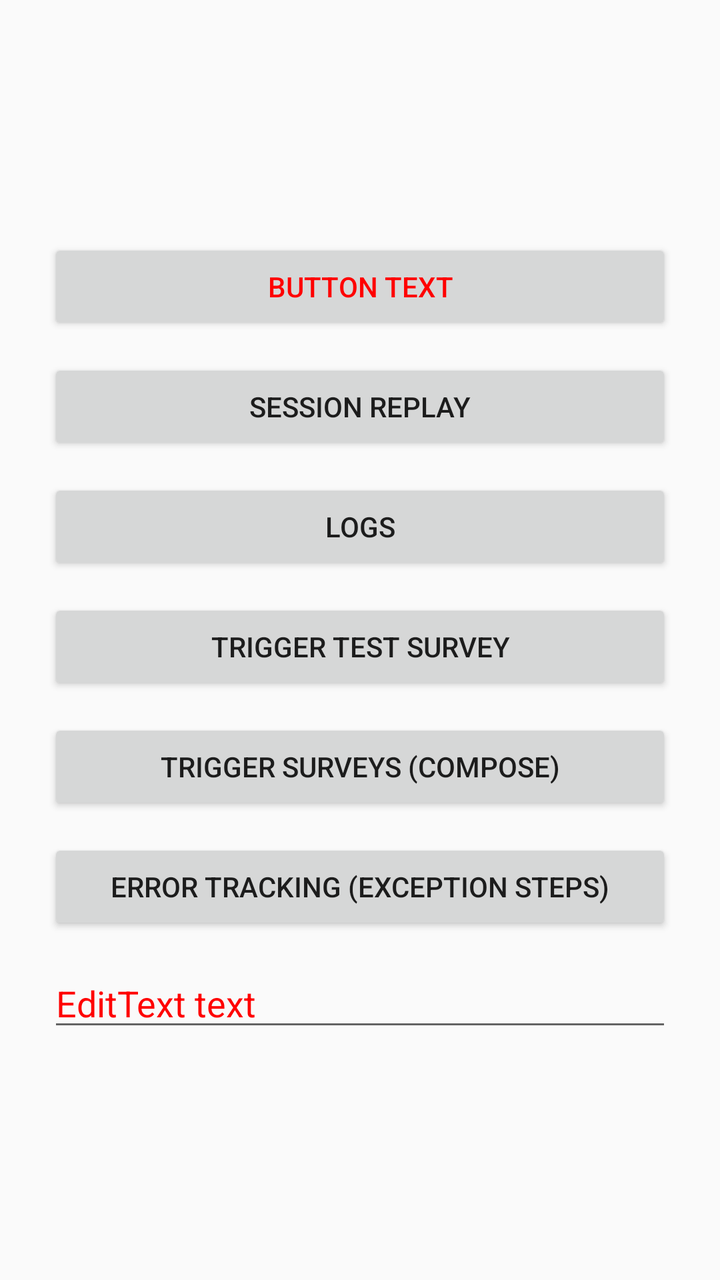
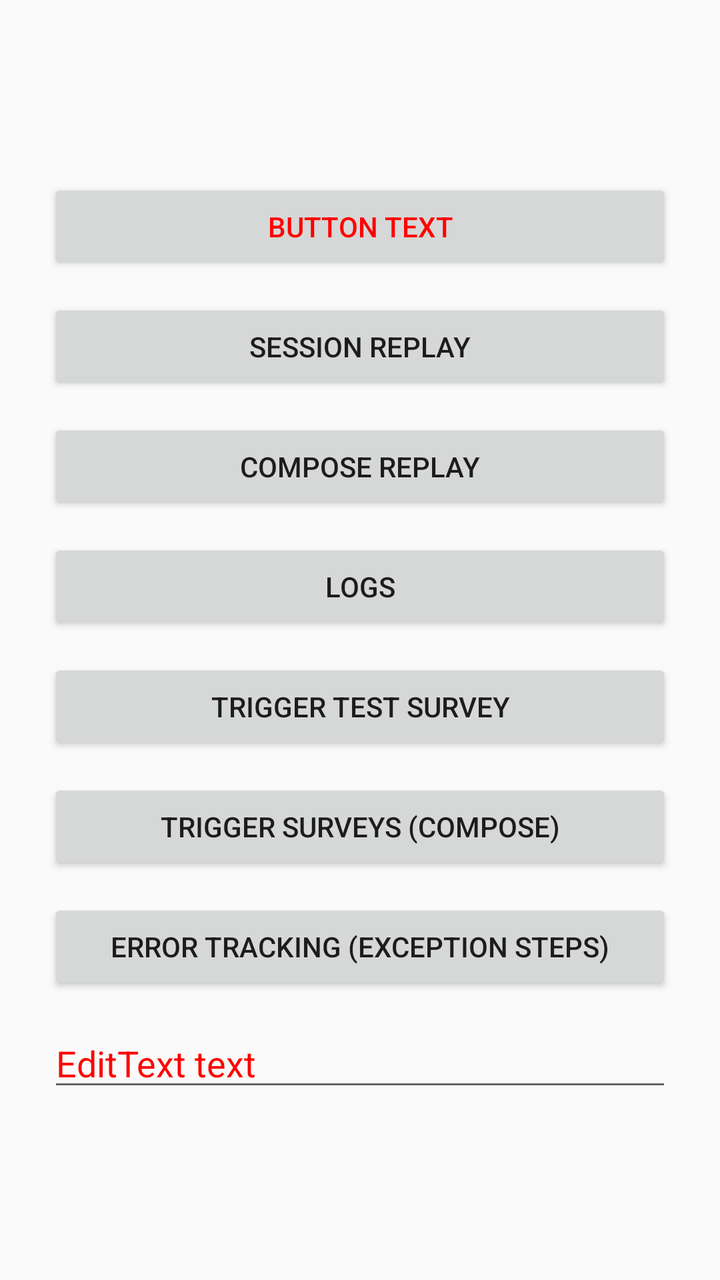

An Android layout rendered at two revisions. The XML below is the earlier revision; the diff shows what the commit changed to produce the second picture.
<!-- AndroidManifest.xml: application theme Theme.PostHogAndroidSample -->
<!-- res/layout/normal_activity.xml -->
<?xml version="1.0" encoding="utf-8"?>
<LinearLayout xmlns:android="http://schemas.android.com/apk/res/android"
    xmlns:tools="http://schemas.android.com/tools"
    android:layout_width="match_parent"
    android:layout_height="match_parent"
    android:orientation="vertical"
    android:gravity="center"
    android:padding="24dp"
    tools:context=".NormalActivity"
    tools:ignore="MissingDefaultResource">

    <Button
        android:layout_width="match_parent"
        android:layout_height="wrap_content"
        android:layout_marginVertical="6dp"
        android:text="Button text"
        android:textColor="#FF0000"
        android:id="@+id/button"
        />

    <Button
        android:layout_width="match_parent"
        android:layout_height="wrap_content"
        android:layout_marginVertical="6dp"
        android:text="Session Replay"
        android:id="@+id/sessionReplayButton"
        />

    <Button
        android:layout_width="match_parent"
        android:layout_height="wrap_content"
        android:layout_marginVertical="6dp"
        android:text="Logs"
        android:id="@+id/logsButton"
        />

    <Button
        android:layout_width="match_parent"
        android:layout_height="wrap_content"
        android:layout_marginVertical="6dp"
        android:text="Trigger test survey"
        android:id="@+id/triggerSurveyButton"
        />

    <Button
        android:layout_width="match_parent"
        android:layout_height="wrap_content"
        android:layout_marginVertical="6dp"
        android:text="Trigger Surveys (Compose)"
        android:id="@+id/openComposeHostButton"
        />

    <Button
        android:layout_width="match_parent"
        android:layout_height="wrap_content"
        android:layout_marginVertical="6dp"
        android:text="Error Tracking (exception steps)"
        android:id="@+id/errorTrackingButton"
        />

    <EditText
        android:layout_width="match_parent"
        android:layout_height="wrap_content"
        android:layout_marginVertical="6dp"
        android:text="EditText text"
        android:inputType="textVisiblePassword"
        android:textColor="#FF0000"
        android:id="@+id/editText"
        />
</LinearLayout>
<!-- resources referenced by this layout -->
<resources>
  <style name="Theme.PostHogAndroidSample" parent="android:Theme.Material.Light.NoActionBar" />
</resources>

<!-- the commit's change to res/layout/normal_activity.xml (unified diff, before → after) -->
@@ -24,6 +24,14 @@
         android:layout_marginVertical="6dp"
         android:text="Session Replay"
         android:id="@+id/sessionReplayButton"
+        />
+
+    <Button
+        android:layout_width="match_parent"
+        android:layout_height="wrap_content"
+        android:layout_marginVertical="6dp"
+        android:text="Compose Replay"
+        android:id="@+id/composeReplayButton"
         />
 
     <Button
